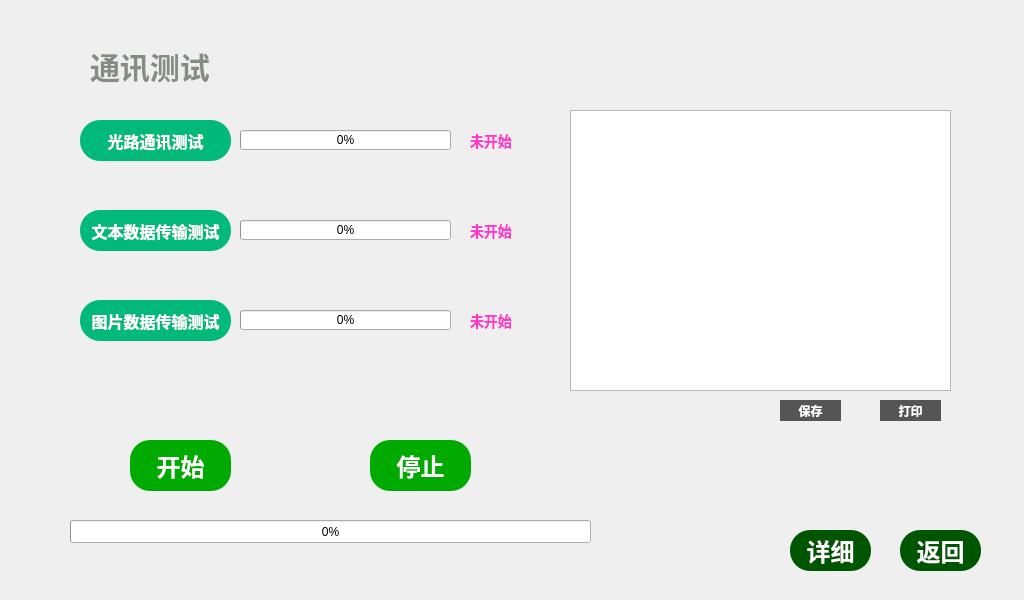
This is four_demo/interface_demo/mainwidget.ui in acbbghhgf/qt_study as Qt 5 draws it before an edit. The edited form follows.
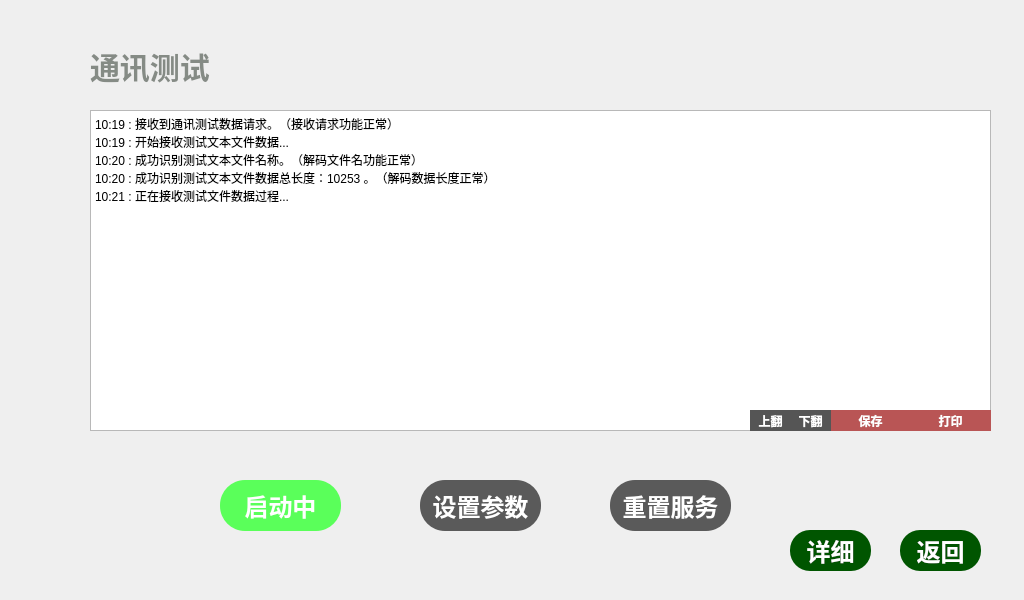
This is the edited form.

The edit to the form file:
```diff
--- a/four_demo/interface_demo/mainwidget.ui
+++ b/four_demo/interface_demo/mainwidget.ui
@@ -13,36 +13,12 @@
   <property name="windowTitle">
    <string>mainWidget</string>
   </property>
-  <widget class="QPushButton" name="pushButton_4">
-   <property name="geometry">
-    <rect>
-     <x>80</x>
-     <y>120</y>
-     <width>151</width>
-     <height>41</height>
-    </rect>
-   </property>
-   <property name="font">
-    <font>
-     <pointsize>12</pointsize>
-     <weight>75</weight>
-     <bold>true</bold>
-    </font>
-   </property>
-   <property name="styleSheet">
-    <string notr="true">QPushButton{ border: 0px solid;background-color:rgb(0, 185, 122);color:#FFFFFF;border-radius: 20px;}QPushButton:hover{background-color:rgb(255, 0, 0);}
-</string>
-   </property>
-   <property name="text">
-    <string>光路通讯测试</string>
-   </property>
-  </widget>
   <widget class="QLabel" name="label">
    <property name="geometry">
     <rect>
      <x>90</x>
      <y>40</y>
-     <width>141</width>
+     <width>201</width>
      <height>51</height>
     </rect>
    </property>
@@ -88,9 +64,9 @@
   <widget class="QPushButton" name="pushButton_10">
    <property name="geometry">
     <rect>
-     <x>130</x>
-     <y>440</y>
-     <width>101</width>
+     <x>220</x>
+     <y>480</y>
+     <width>121</width>
      <height>51</height>
     </rect>
    </property>
@@ -102,48 +78,11 @@
     </font>
    </property>
    <property name="styleSheet">
-    <string notr="true">QPushButton{ border: 0px solid;background-color:rgb(0, 170, 0);color:#FFFFFF;border-radius: 20px;}QPushButton:hover{background-color:rgb(255, 0, 0);}
+    <string notr="true">QPushButton{ border: 0px solid;background-color:rgb(90, 255, 90);color:#FFFFFF;border-radius: 25px;}QPushButton:hover{background-color:rgb(255, 0, 0);}
 </string>
    </property>
    <property name="text">
-    <string>开始</string>
-   </property>
-  </widget>
-  <widget class="QPushButton" name="pushButton_11">
-   <property name="geometry">
-    <rect>
-     <x>370</x>
-     <y>440</y>
-     <width>101</width>
-     <height>51</height>
-    </rect>
-   </property>
-   <property name="font">
-    <font>
-     <pointsize>18</pointsize>
-     <weight>75</weight>
-     <bold>true</bold>
-    </font>
-   </property>
-   <property name="styleSheet">
-    <string notr="true">QPushButton{ border: 0px solid;background-color:rgb(0, 170, 0);color:#FFFFFF;border-radius: 20px;}QPushButton:hover{background-color:rgb(255, 0, 0);}
-</string>
-   </property>
-   <property name="text">
-    <string>停止</string>
-   </property>
-  </widget>
-  <widget class="QProgressBar" name="progressBar">
-   <property name="geometry">
-    <rect>
-     <x>70</x>
-     <y>520</y>
-     <width>521</width>
-     <height>23</height>
-    </rect>
-   </property>
-   <property name="value">
-    <number>0</number>
+    <string>启动中</string>
    </property>
   </widget>
   <widget class="QPushButton" name="pushButton_12">
@@ -173,178 +112,30 @@
   <widget class="QTextEdit" name="textEdit">
    <property name="geometry">
     <rect>
-     <x>570</x>
+     <x>90</x>
      <y>110</y>
-     <width>381</width>
-     <height>281</height>
+     <width>901</width>
+     <height>321</height>
     </rect>
    </property>
-  </widget>
-  <widget class="QProgressBar" name="progressBar_2">
-   <property name="geometry">
-    <rect>
-     <x>240</x>
-     <y>130</y>
-     <width>211</width>
-     <height>20</height>
-    </rect>
-   </property>
-   <property name="value">
-    <number>0</number>
-   </property>
-  </widget>
-  <widget class="QLabel" name="label_2">
-   <property name="geometry">
-    <rect>
-     <x>470</x>
-     <y>120</y>
-     <width>71</width>
-     <height>41</height>
-    </rect>
-   </property>
-   <property name="font">
-    <font>
-     <family>Bahnschrift</family>
-     <pointsize>-1</pointsize>
-     <weight>75</weight>
-     <bold>true</bold>
-    </font>
-   </property>
-   <property name="styleSheet">
-    <string notr="true">font-size:14px;color:rgb(255, 55, 200)</string>
-   </property>
-   <property name="text">
-    <string>未开始</string>
-   </property>
-  </widget>
-  <widget class="QProgressBar" name="progressBar_3">
-   <property name="geometry">
-    <rect>
-     <x>240</x>
-     <y>220</y>
-     <width>211</width>
-     <height>20</height>
-    </rect>
-   </property>
-   <property name="value">
-    <number>0</number>
-   </property>
-  </widget>
-  <widget class="QPushButton" name="pushButton_5">
-   <property name="geometry">
-    <rect>
-     <x>80</x>
-     <y>210</y>
-     <width>151</width>
-     <height>41</height>
-    </rect>
-   </property>
-   <property name="font">
-    <font>
-     <pointsize>12</pointsize>
-     <weight>75</weight>
-     <bold>true</bold>
-    </font>
-   </property>
-   <property name="styleSheet">
-    <string notr="true">QPushButton{ border: 0px solid;background-color:rgb(0, 185, 122);color:#FFFFFF;border-radius: 20px;}QPushButton:hover{background-color:rgb(255, 0, 0);}
-</string>
-   </property>
-   <property name="text">
-    <string>文本数据传输测试</string>
-   </property>
-  </widget>
-  <widget class="QLabel" name="label_3">
-   <property name="geometry">
-    <rect>
-     <x>470</x>
-     <y>210</y>
-     <width>71</width>
-     <height>41</height>
-    </rect>
-   </property>
-   <property name="font">
-    <font>
-     <family>Bahnschrift</family>
-     <pointsize>-1</pointsize>
-     <weight>75</weight>
-     <bold>true</bold>
-    </font>
-   </property>
-   <property name="styleSheet">
-    <string notr="true">font-size:14px;color:rgb(255, 55, 200)</string>
-   </property>
-   <property name="text">
-    <string>未开始</string>
-   </property>
-  </widget>
-  <widget class="QProgressBar" name="progressBar_4">
-   <property name="geometry">
-    <rect>
-     <x>240</x>
-     <y>310</y>
-     <width>211</width>
-     <height>20</height>
-    </rect>
-   </property>
-   <property name="value">
-    <number>0</number>
-   </property>
-  </widget>
-  <widget class="QPushButton" name="pushButton_6">
-   <property name="geometry">
-    <rect>
-     <x>80</x>
-     <y>300</y>
-     <width>151</width>
-     <height>41</height>
-    </rect>
-   </property>
-   <property name="font">
-    <font>
-     <pointsize>12</pointsize>
-     <weight>75</weight>
-     <bold>true</bold>
-    </font>
-   </property>
-   <property name="styleSheet">
-    <string notr="true">QPushButton{ border: 0px solid;background-color:rgb(0, 185, 122);color:#FFFFFF;border-radius: 20px;}QPushButton:hover{background-color:rgb(255, 0, 0);}
-</string>
-   </property>
-   <property name="text">
-    <string>图片数据传输测试</string>
-   </property>
-  </widget>
-  <widget class="QLabel" name="label_4">
-   <property name="geometry">
-    <rect>
-     <x>470</x>
-     <y>300</y>
-     <width>71</width>
-     <height>41</height>
-    </rect>
-   </property>
-   <property name="font">
-    <font>
-     <family>Bahnschrift</family>
-     <pointsize>-1</pointsize>
-     <weight>75</weight>
-     <bold>true</bold>
-    </font>
-   </property>
-   <property name="styleSheet">
-    <string notr="true">font-size:14px;color:rgb(255, 55, 200)</string>
-   </property>
-   <property name="text">
-    <string>未开始</string>
+   <property name="html">
+    <string>&lt;!DOCTYPE HTML PUBLIC &quot;-//W3C//DTD HTML 4.0//EN&quot; &quot;http://www.w3.org/TR/REC-html40/strict.dtd&quot;&gt;
+&lt;html&gt;&lt;head&gt;&lt;meta name=&quot;qrichtext&quot; content=&quot;1&quot; /&gt;&lt;style type=&quot;text/css&quot;&gt;
+p, li { white-space: pre-wrap; }
+&lt;/style&gt;&lt;/head&gt;&lt;body style=&quot; font-family:'SimSun'; font-size:9pt; font-weight:400; font-style:normal;&quot;&gt;
+&lt;p style=&quot; margin-top:0px; margin-bottom:0px; margin-left:0px; margin-right:0px; -qt-block-indent:0; text-indent:0px;&quot;&gt;10:19 : 接收到通讯测试数据请求。（接收请求功能正常）&lt;/p&gt;
+&lt;p style=&quot; margin-top:0px; margin-bottom:0px; margin-left:0px; margin-right:0px; -qt-block-indent:0; text-indent:0px;&quot;&gt;10:19 : 开始接收测试文本文件数据...&lt;/p&gt;
+&lt;p style=&quot; margin-top:0px; margin-bottom:0px; margin-left:0px; margin-right:0px; -qt-block-indent:0; text-indent:0px;&quot;&gt;10:20 : 成功识别测试文本文件名称。（解码文件名功能正常）&lt;/p&gt;
+&lt;p style=&quot; margin-top:0px; margin-bottom:0px; margin-left:0px; margin-right:0px; -qt-block-indent:0; text-indent:0px;&quot;&gt;10:20 : 成功识别测试文本文件数据总长度：10253 。（解码数据长度正常）&lt;/p&gt;
+&lt;p style=&quot; margin-top:0px; margin-bottom:0px; margin-left:0px; margin-right:0px; -qt-block-indent:0; text-indent:0px;&quot;&gt;10:21 : 正在接收测试文件数据过程...&lt;/p&gt;&lt;/body&gt;&lt;/html&gt;</string>
    </property>
   </widget>
   <widget class="QPushButton" name="pushButton_13">
    <property name="geometry">
     <rect>
-     <x>780</x>
-     <y>400</y>
-     <width>61</width>
+     <x>830</x>
+     <y>410</y>
+     <width>81</width>
      <height>21</height>
     </rect>
    </property>
@@ -356,7 +147,7 @@
     </font>
    </property>
    <property name="styleSheet">
-    <string notr="true">QPushButton{ border: 0px solid;background-color:rgb(85, 85, 85);color:#FFFFFF;border-radius: 20px;}QPushButton:hover{background-color:rgb(255, 0, 0);}
+    <string notr="true">QPushButton{ border: 0px solid;background-color:rgb(185, 85, 85);color:#FFFFFF;border-radius: 20px;}QPushButton:hover{background-color:rgb(255, 0, 0);}
 </string>
    </property>
    <property name="text">
@@ -366,9 +157,9 @@
   <widget class="QPushButton" name="pushButton_14">
    <property name="geometry">
     <rect>
-     <x>880</x>
-     <y>400</y>
-     <width>61</width>
+     <x>910</x>
+     <y>410</y>
+     <width>81</width>
      <height>21</height>
     </rect>
    </property>
@@ -380,13 +171,109 @@
     </font>
    </property>
    <property name="styleSheet">
-    <string notr="true">QPushButton{ border: 0px solid;background-color:rgb(85, 85, 85);color:#FFFFFF;border-radius: 20px;}QPushButton:hover{background-color:rgb(255, 0, 0);}
+    <string notr="true">QPushButton{ border: 0px solid;background-color:rgb(185, 85, 85);color:#FFFFFF;border-radius: 20px;}QPushButton:hover{background-color:rgb(255, 0, 0);}
 </string>
    </property>
    <property name="text">
     <string>打印</string>
    </property>
   </widget>
+  <widget class="QPushButton" name="pushButton_15">
+   <property name="geometry">
+    <rect>
+     <x>420</x>
+     <y>480</y>
+     <width>121</width>
+     <height>51</height>
+    </rect>
+   </property>
+   <property name="font">
+    <font>
+     <pointsize>18</pointsize>
+     <weight>75</weight>
+     <bold>true</bold>
+    </font>
+   </property>
+   <property name="styleSheet">
+    <string notr="true">QPushButton{ border: 0px solid;background-color:rgb(90, 90, 90);color:#FFFFFF;border-radius: 25px;}QPushButton:hover{background-color:rgb(255, 0, 0);}
+</string>
+   </property>
+   <property name="text">
+    <string>设置参数</string>
+   </property>
+  </widget>
+  <widget class="QPushButton" name="pushButton_11">
+   <property name="geometry">
+    <rect>
+     <x>610</x>
+     <y>480</y>
+     <width>121</width>
+     <height>51</height>
+    </rect>
+   </property>
+   <property name="font">
+    <font>
+     <pointsize>18</pointsize>
+     <weight>75</weight>
+     <bold>true</bold>
+    </font>
+   </property>
+   <property name="styleSheet">
+    <string notr="true">QPushButton{ border: 0px solid;background-color:rgb(90, 90, 90);color:#FFFFFF;border-radius: 25px;}QPushButton:hover{background-color:rgb(255, 0, 0);}
+</string>
+   </property>
+   <property name="text">
+    <string>重置服务</string>
+   </property>
+  </widget>
+  <widget class="QPushButton" name="pushButton_16">
+   <property name="geometry">
+    <rect>
+     <x>750</x>
+     <y>410</y>
+     <width>41</width>
+     <height>21</height>
+    </rect>
+   </property>
+   <property name="font">
+    <font>
+     <pointsize>9</pointsize>
+     <weight>75</weight>
+     <bold>true</bold>
+    </font>
+   </property>
+   <property name="styleSheet">
+    <string notr="true">QPushButton{ border: 0px solid;background-color:rgb(85, 85, 85);color:#FFFFFF;border-radius: 20px;}QPushButton:hover{background-color:rgb(255, 0, 0);}
+</string>
+   </property>
+   <property name="text">
+    <string>上翻</string>
+   </property>
+  </widget>
+  <widget class="QPushButton" name="pushButton_17">
+   <property name="geometry">
+    <rect>
+     <x>790</x>
+     <y>410</y>
+     <width>41</width>
+     <height>21</height>
+    </rect>
+   </property>
+   <property name="font">
+    <font>
+     <pointsize>9</pointsize>
+     <weight>75</weight>
+     <bold>true</bold>
+    </font>
+   </property>
+   <property name="styleSheet">
+    <string notr="true">QPushButton{ border: 0px solid;background-color:rgb(85, 85, 85);color:#FFFFFF;border-radius: 20px;}QPushButton:hover{background-color:rgb(255, 0, 0);}
+</string>
+   </property>
+   <property name="text">
+    <string>下翻</string>
+   </property>
+  </widget>
  </widget>
  <layoutdefault spacing="6" margin="11"/>
  <resources/>
```
